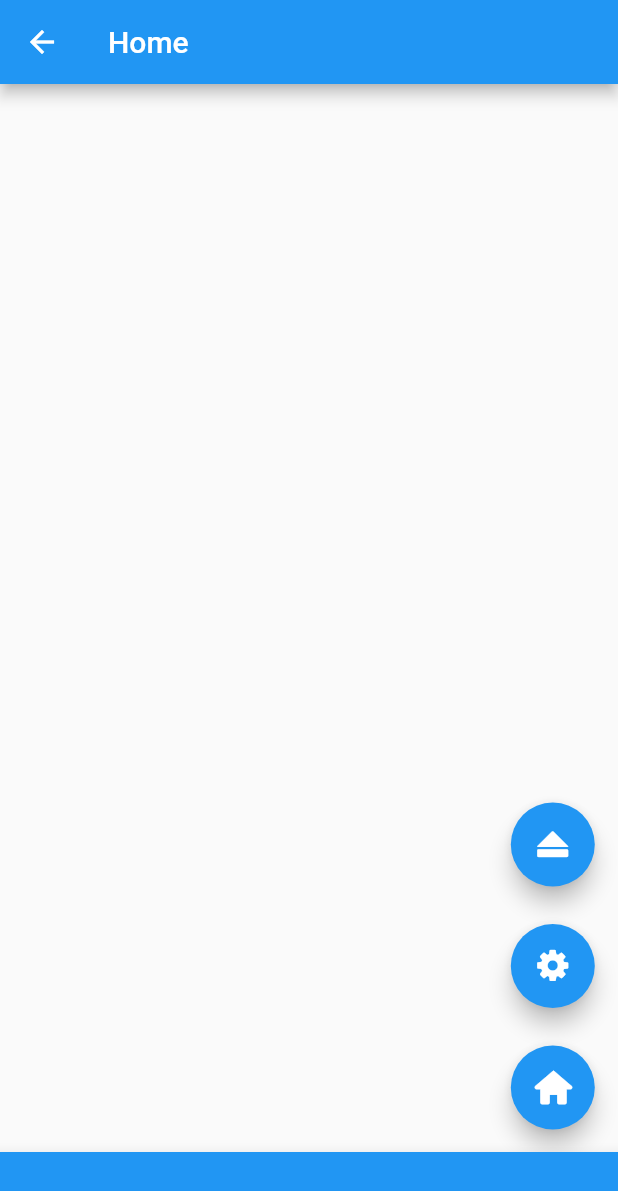
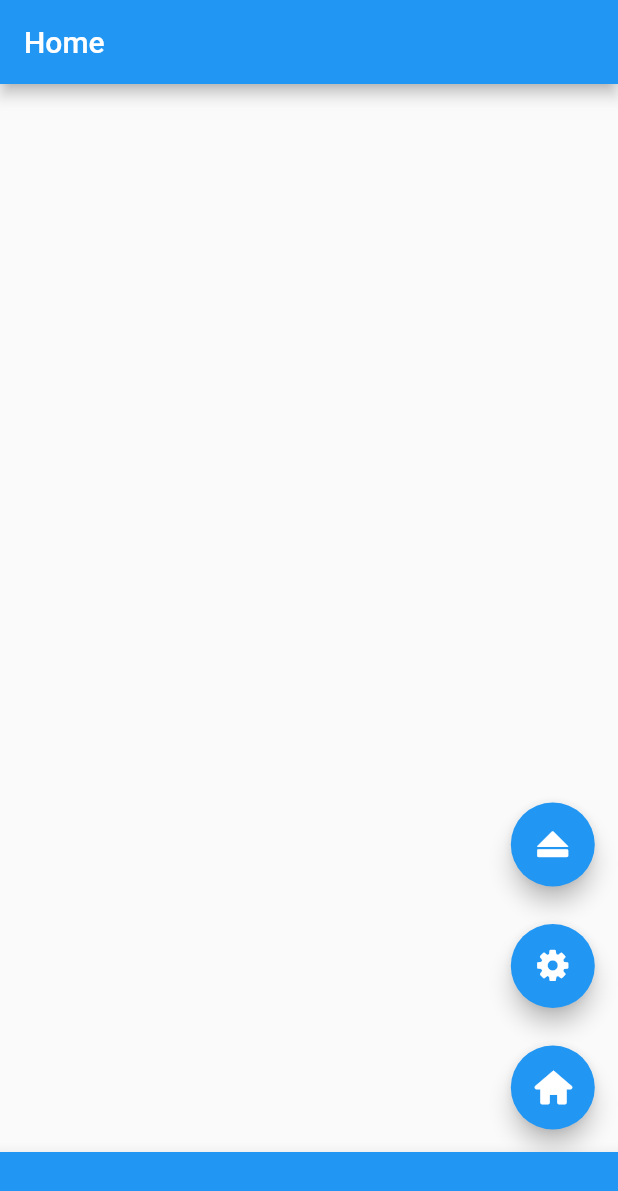
Before and after one commit to BigDeeEss/dashcam, a Flutter app: the BasePage screen opened directly, on a phone screen of 412 x 824 dp. Shown: the top 1191 px of the screen. Run offline on Flutter 3.47's test engine with Material 2 defaults, Android fonts, the phone set to English and light mode, and no system bars.

Commit message:
Implement PageRouteBuilder method for managing transitions between screens.
Page transitions are effected by the Button widget using the ButtonSpec class.

Deleted app setting automaticallyImplyLeading. This isn't needed because

```diff
--- a/lib/app_settings.dart
+++ b/lib/app_settings.dart
@@ -4,12 +4,6 @@ import 'package:flutter/painting.dart';
 /// [appBarHeightScaleFactor] defines a simple scale factor to apply to
 /// appBar when calculating bottomNavigationBar in BasePage.
 const double appBarHeightScaleFactor = 1.0;
-
-// /// [automaticallyImplyLeading] toggles whether the 'leading back arrow' widget
-// /// associated with BasePage is used.
-// /// Set 'true' only for development. Note that if set to true the
-// /// 'leading back arrow' may still not be displayed if no page is available.
-// const bool automaticallyImplyLeading = true;
 
 /// [buttonAlignment] defines the anchor point for FAB placement in BasePage.
 const buttonAlignment = Alignment.bottomRight;
--- a/lib/base_page.dart
+++ b/lib/base_page.dart
@@ -9,12 +9,12 @@ import 'package:dashcam/app_settings.dart' as appSettings;
 /// StatefulWidget implements a basic page layout design.
 class BasePage extends StatefulWidget {
   const BasePage({
-    required this.route,
+    required this.title,
     Key? key,
   }) : super(key: key);
 
-  /// [route] is a string representation of a route specified in main.dart.
-  final String route;
+  /// [title] is the page title displayed on the appBar.
+  final String title;
 
   @override
   _BasePageState createState() => _BasePageState();
@@ -26,10 +26,7 @@ class _BasePageState extends State<BasePage> {
   Widget build(BuildContext context) {
     return Scaffold(
       appBar: AppBar(
-        title: Text(widget.route),
-
-        //  Remove 'leading' widget associated with AppBar() class.
-        // automaticallyImplyLeading: appSettings.automaticallyImplyLeading,
+        title: Text(widget.title),
       ),
 
       //  Use Builder(...) widget because it is not possible to get the appBar
@@ -45,7 +42,8 @@ class _BasePageState extends State<BasePage> {
                   //  Set height of the BottomAppBar(...) class variable using
                   //  SizedBox(...). Get height from [context] by first
                   //  extracting the immediate Scaffold(...), and then getting
-                  //  the value for appBarMaxHeight.
+                  //  the value for appBarMaxHeight. Need to take into account
+                  //  appBarMaxHeight possibly being null.
                   height: (Scaffold.of(context).appBarMaxHeight ?? 0.0) *
                       appSettings.appBarHeightScaleFactor,
                 ),
--- a/lib/button.dart
+++ b/lib/button.dart
@@ -20,7 +20,7 @@ class Button extends StatefulWidget {
   _ButtonState createState() => _ButtonState();
 }
 
-class _ButtonState extends State<Button> with TickerProviderStateMixin {
+class _ButtonState extends State<Button> with SingleTickerProviderStateMixin {
   //  Define the type of animation, in this case between two Offset() classes.
   late Animation<Offset> _animation;
 
@@ -48,27 +48,21 @@ class _ButtonState extends State<Button> with TickerProviderStateMixin {
 
   @override
   void dispose() {
+    //  Need to dispose of controlled before disposing widget.
     _controller.dispose();
     super.dispose();
   }
 
   @override
   Widget build(BuildContext context) {
-    return Stack(
-      children: <Widget>[
-        Builder(
-          builder: (context) => SlideTransition(
+    return SlideTransition(
       position: _animation,
-            transformHitTests: true,
       child: FloatingActionButton(
         // Use buttonSpec.title for heroTag.
         heroTag: widget.buttonSpec.title,
         child: widget.buttonSpec.icon,
         onPressed: () => widget.buttonSpec.onPressed(context),
       ),
-          ),
-        ),
-      ],
     );
   }
 }
--- a/pubspec.yaml
+++ b/pubspec.yaml
@@ -32,6 +32,8 @@ dependencies:
 dev_dependencies:
   flutter_test:
     sdk: flutter
+
+  after_layout: ^1.1.0
 
 # For information on the generic Dart part of this file, see the
 # following page: https://dart.dev/tools/pub/pubspec
```
Also changed, not shown: lib/button_specs.dart (+18 -4 lines), lib/main.dart (+2 -20 lines), pubspec.lock. Lines whose indentation alone changed are shown as unchanged.
